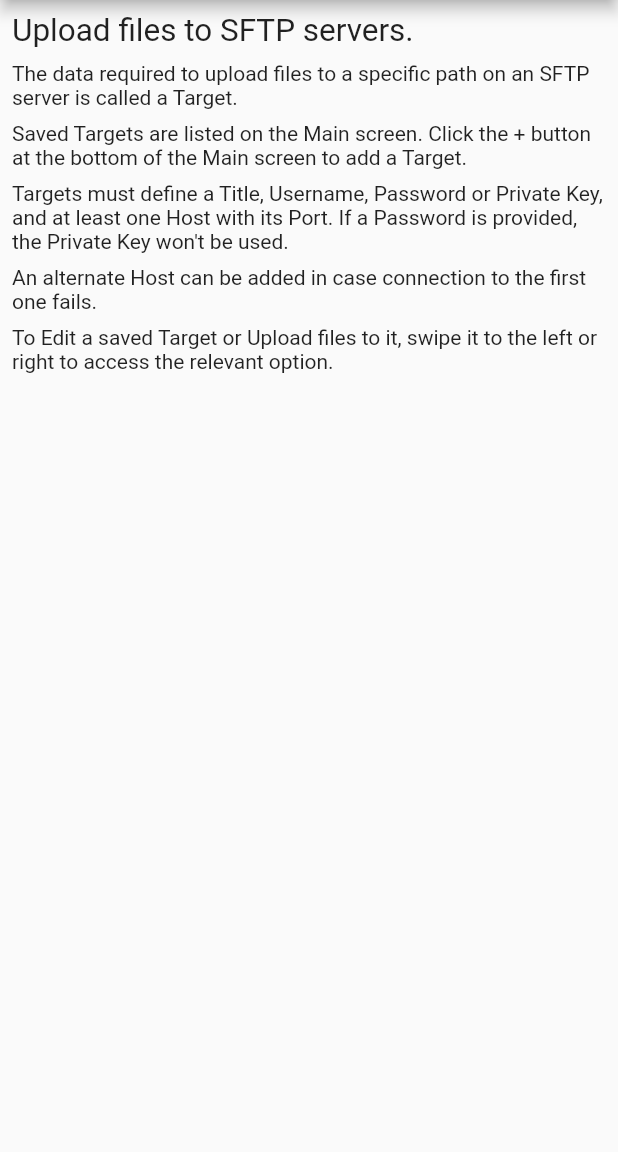
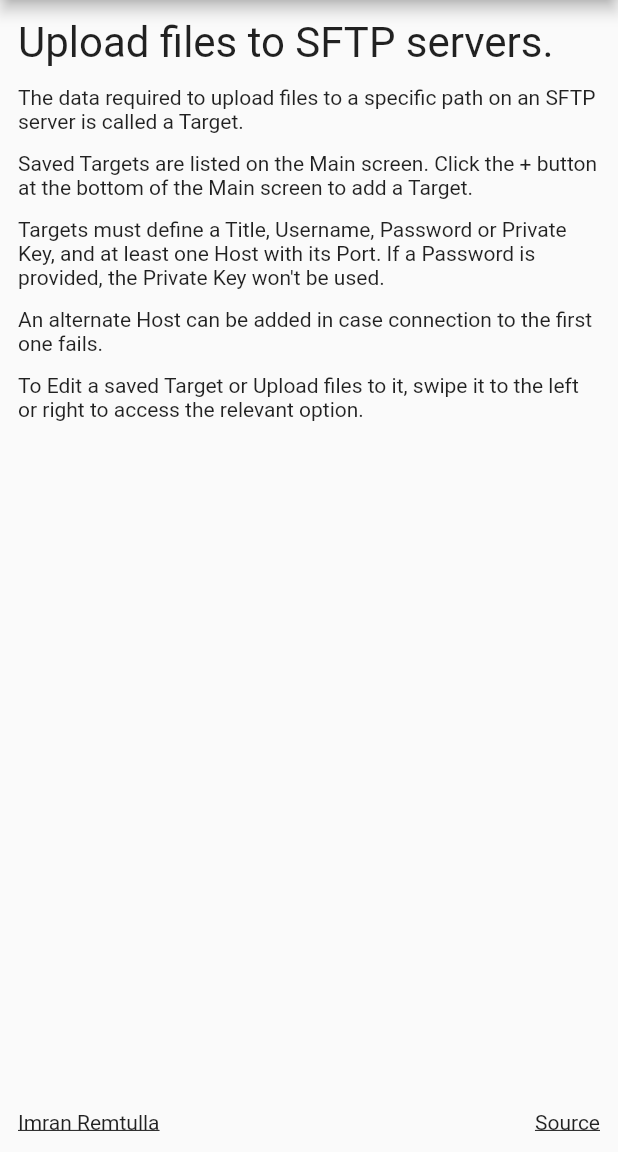
Before and after one commit to ImranR98/Tuma, a Flutter app: the screen it shows after launch, after a tap on the "help outline" icon, on a phone screen of 412 x 824 dp, the part 84-1236 px from its top. Run offline on Flutter 3.47's test engine with Material 2 defaults, Android fonts, the phone set to English and light mode, and no system bars; our stand-ins replace file_picker, sqflite; missing offline and left inert: ssh; accounts and stored records are empty.

Commit message:
Finished some TODOs

```diff
--- a/lib/main.dart
+++ b/lib/main.dart
@@ -1,4 +1,5 @@
 import 'package:flutter/material.dart';
+import 'package:flutter/services.dart';
 import 'package:tuma/screens/upload.dart';
 import 'package:tuma/screens/help.dart';
 import 'package:tuma/screens/home.dart';
@@ -6,6 +7,11 @@ import 'package:tuma/screens/target.dart';
 
 void main() {
   runApp(MyApp());
+  SystemChrome.setSystemUIOverlayStyle(SystemUiOverlayStyle(
+    statusBarColor: Colors.transparent,
+    systemNavigationBarColor: Colors.transparent,
+    systemNavigationBarDividerColor: Colors.transparent,
+  ));
 }
 
 class MyApp extends StatelessWidget {
@@ -31,9 +37,6 @@ class MyApp extends StatelessWidget {
 }
 
 /* TODO:
- - Upload page doesn't close if no files selected
- - Make bottom bar transparent
- - Make help page look better and add dev name + github link
  - Add screenshots to README
  - Publish to Play store
 */
--- a/lib/screens/help.dart
+++ b/lib/screens/help.dart
@@ -1,4 +1,5 @@
 import 'package:flutter/material.dart';
+import 'package:url_launcher/url_launcher.dart';
 
 class HelpPage extends StatefulWidget {
   HelpPage({Key key}) : super(key: key);
@@ -15,46 +16,72 @@ class _HelpPageState extends State<HelpPage> {
         title: Text('Tuma  |  Help'),
       ),
       body: Padding(
-        padding: EdgeInsets.all(8.0),
+        padding: EdgeInsets.all(12.0),
         child: Column(
+          mainAxisAlignment: MainAxisAlignment.spaceBetween,
+          crossAxisAlignment: CrossAxisAlignment.start,
+          children: [
+            Column(
               crossAxisAlignment: CrossAxisAlignment.start,
               children: [
                 Text(
                   'Upload files to SFTP servers.',
-              textScaleFactor: 1.5,
+                  textScaleFactor: 2,
                 ),
                 SizedBox(
-              height: 8,
+                  height: 12,
                 ),
                 Text(
                   'The data required to upload files to a specific path on an SFTP server is called a Target.',
                 ),
                 SizedBox(
-              height: 8,
+                  height: 12,
                 ),
                 Text(
                   'Saved Targets are listed on the Main screen. Click the + button at the bottom of the Main screen to add a Target.',
                 ),
                 SizedBox(
-              height: 8,
+                  height: 12,
                 ),
                 Text(
                   'Targets must define a Title, Username, Password or Private Key, and at least one Host with its Port. If a Password is provided, the Private Key won\'t be used.',
                 ),
                 SizedBox(
-              height: 8,
+                  height: 12,
                 ),
                 Text(
                   'An alternate Host can be added in case connection to the first one fails.',
                 ),
                 SizedBox(
-              height: 8,
+                  height: 12,
                 ),
                 Text(
                   'To Edit a saved Target or Upload files to it, swipe it to the left or right to access the relevant option.',
                 )
               ],
             ),
+            Row(mainAxisAlignment: MainAxisAlignment.spaceBetween, children: [
+              InkWell(
+                onTap: () {
+                  launch('https://imranr.dev/home');
+                },
+                child: Text(
+                  'Imran Remtulla',
+                  style: TextStyle(decoration: TextDecoration.underline),
+                ),
+              ),
+              InkWell(
+                onTap: () {
+                  launch('https://github.com/ImranR98/Tuma');
+                },
+                child: Text(
+                  'Source',
+                  style: TextStyle(decoration: TextDecoration.underline),
+                ),
+              )
+            ]),
+          ],
+        ),
       ),
     );
   }
--- a/lib/screens/target.dart
+++ b/lib/screens/target.dart
@@ -97,7 +97,7 @@ class _TargetPageState extends State<TargetPage> {
       ),
       body: LayoutBuilder(builder: (context, constraints) {
         return SingleChildScrollView(
-            padding: EdgeInsets.fromLTRB(8, 0, 8, 0),
+            padding: EdgeInsets.fromLTRB(12, 0, 12, 0),
             child: ConstrainedBox(
                 constraints: BoxConstraints(
                     minWidth: constraints.maxWidth,
@@ -192,7 +192,7 @@ class _TargetPageState extends State<TargetPage> {
                                     },
                                   ),
                                 ),
-                                SizedBox(width: 8),
+                                SizedBox(width: 12),
                                 Expanded(
                                   child: TextFormField(
                                     enabled: !this.disabled,
--- a/pubspec.yaml
+++ b/pubspec.yaml
@@ -28,6 +28,7 @@ dependencies:
   path_provider:
   ssh:
   file_picker:
+  url_launcher:
 
   # The following adds the Cupertino Icons font to your application.
   # Use with the CupertinoIcons class for iOS style icons.
```
Also changed, not shown: lib/screens/upload.dart (+8 -3 lines), pubspec.lock. Lines whose indentation alone changed are shown as unchanged.
